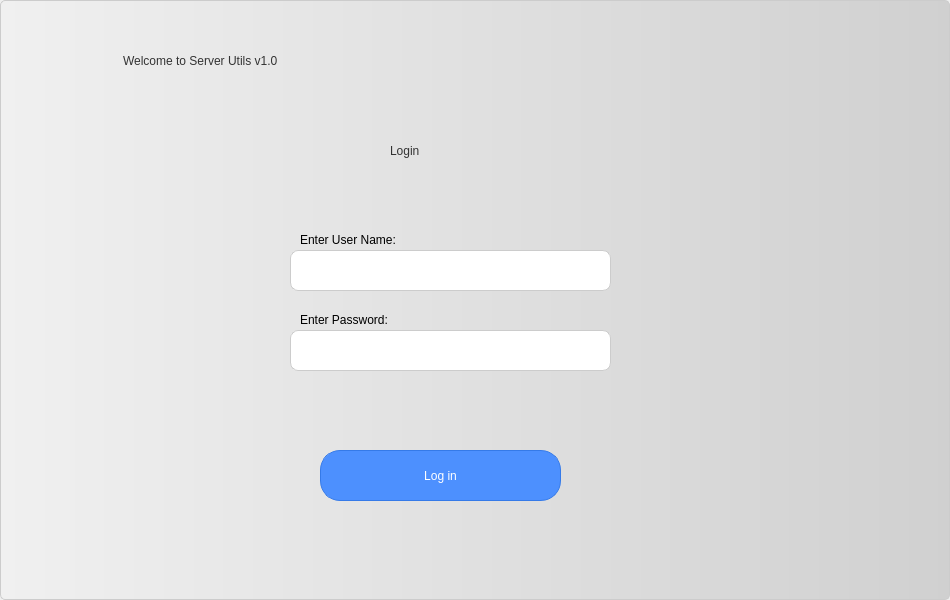
jayrambpl/utils-v1.0, file login.ui: the form before one commit.
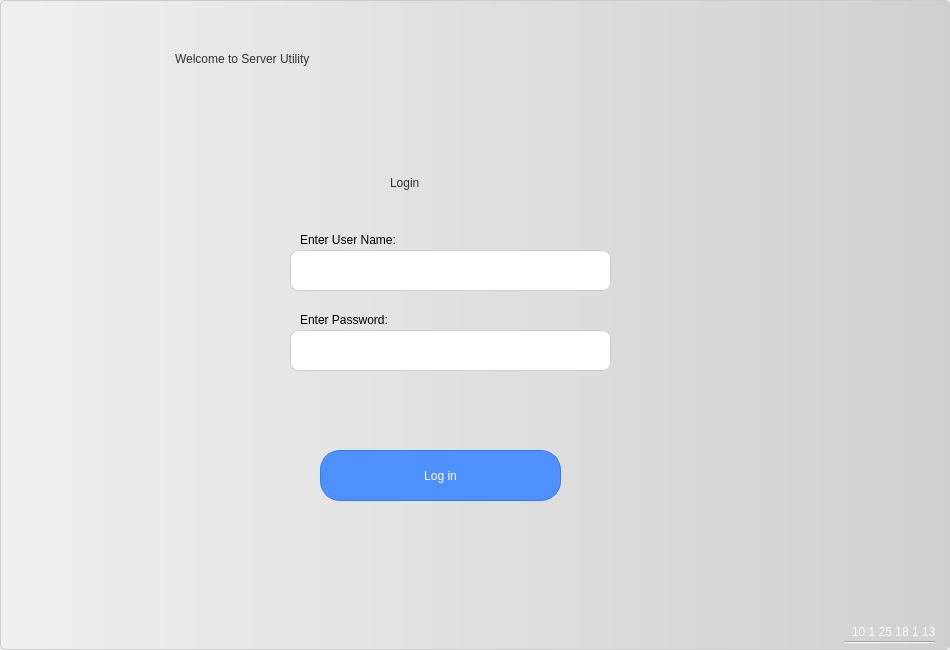
The form after the commit.

Diff of the .ui file:
```diff
--- a/login.ui
+++ b/login.ui
@@ -7,7 +7,7 @@
     <x>0</x>
     <y>0</y>
     <width>950</width>
-    <height>600</height>
+    <height>650</height>
    </rect>
   </property>
   <property name="baseSize">
@@ -25,7 +25,7 @@
      <x>0</x>
      <y>0</y>
      <width>950</width>
-     <height>600</height>
+     <height>650</height>
     </rect>
    </property>
    <property name="styleSheet">
@@ -39,10 +39,10 @@
    <widget class="QLabel" name="label">
     <property name="geometry">
      <rect>
-      <x>120</x>
-      <y>40</y>
-      <width>631</width>
-      <height>61</height>
+      <x>172</x>
+      <y>22</y>
+      <width>563</width>
+      <height>93</height>
      </rect>
     </property>
     <property name="styleSheet">
@@ -53,7 +53,7 @@
 }</string>
     </property>
     <property name="text">
-     <string>Welcome to Server Utils v1.0</string>
+     <string>Welcome to Server Utility</string>
     </property>
    </widget>
    <widget class="QPushButton" name="loginbutton">
@@ -89,7 +89,7 @@
     <property name="geometry">
      <rect>
       <x>390</x>
-      <y>130</y>
+      <y>162</y>
       <width>91</width>
       <height>41</height>
      </rect>
@@ -200,6 +200,35 @@
      <string/>
     </property>
    </widget>
+   <widget class="QLabel" name="label_5">
+    <property name="geometry">
+     <rect>
+      <x>852</x>
+      <y>624</y>
+      <width>89</width>
+      <height>16</height>
+     </rect>
+    </property>
+    <property name="styleSheet">
+     <string notr="true">color: rgb(252, 252, 252);</string>
+    </property>
+    <property name="text">
+     <string>10 1 25 18 1 13</string>
+    </property>
+   </widget>
+   <widget class="Line" name="line">
+    <property name="geometry">
+     <rect>
+      <x>844</x>
+      <y>640</y>
+      <width>91</width>
+      <height>4</height>
+     </rect>
+    </property>
+    <property name="orientation">
+     <enum>Qt::Horizontal</enum>
+    </property>
+   </widget>
   </widget>
  </widget>
  <resources/>
```
